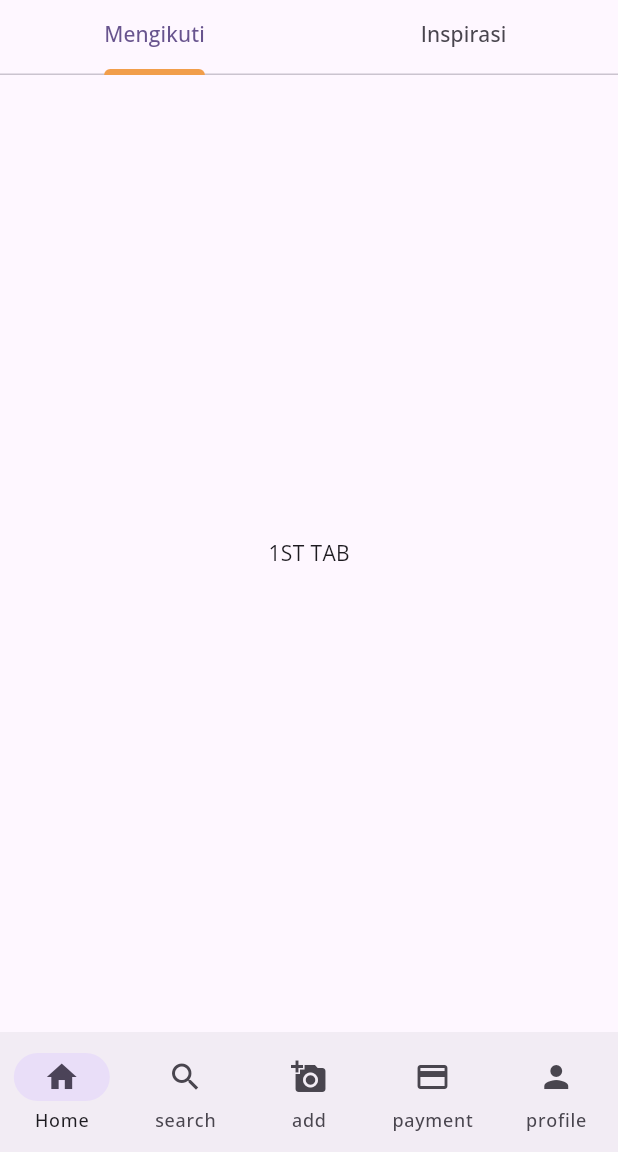
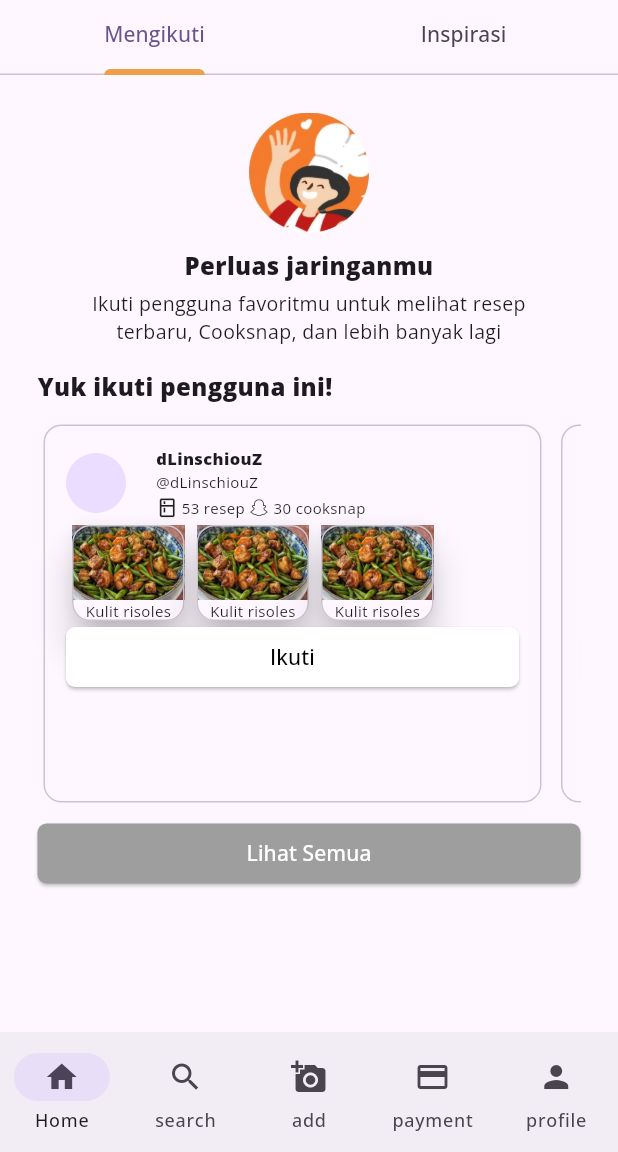
Before and after one commit to VincentChndraa/cookpad_app_flutter, a Flutter app: the screen it shows after launch, on a phone screen of 412 x 824 dp, the part 84-1236 px from its top. Run offline on Flutter 3.47's test engine with Material 3 defaults, Android fonts, the phone set to English and light mode, and no system bars; our stand-ins replace google_fonts.

Commit message:
membuat users_card dan melengkapi halaman mengikuti

```diff
--- a/lib/login_screen.dart
+++ b/lib/login_screen.dart
@@ -105,7 +105,12 @@ class _LoginScreenState extends State<LoginScreen> {
                 ),
 
                 // row ke 3
-                ButtonCustom(onPressed: _handleLogin, label: "Masuk"),
+                ButtonCustom(
+                  onPressed: _handleLogin,
+                  label: "Masuk",
+                  backgroundColor: Color.fromRGBO(241, 158, 75, 1),
+                  foregroundColor: Colors.white,
+                ),
                 const SizedBox(height: 20),
 
                 // row ke 4
--- a/lib/page/register.dart
+++ b/lib/page/register.dart
@@ -109,7 +109,12 @@ class _RegisterScreenState extends State<RegisterScreen> {
                 ),
 
                 // Section 3 - Button
-                ButtonCustom(onPressed: _handleSignUp, label: "Buat Akun")
+                ButtonCustom(
+                  onPressed: _handleSignUp,
+                  label: "Buat Akun",
+                  backgroundColor: Color.fromRGBO(241, 158, 75, 1),
+                  foregroundColor: Colors.white,
+                )
               ],
             )
           ],
--- a/lib/tabs/mengikuti_tab.dart
+++ b/lib/tabs/mengikuti_tab.dart
@@ -1,3 +1,5 @@
+import 'package:cookpad/widget/button_custom.dart';
+import 'package:cookpad/widget/users_card.dart';
 import 'package:flutter/material.dart';
 
 class FirstTab extends StatefulWidget {
@@ -10,9 +12,65 @@ class FirstTab extends StatefulWidget {
 class _FirstTabState extends State<FirstTab> {
   @override
   Widget build(BuildContext context) {
-    return Container(
+    return Padding(
+      padding: const EdgeInsets.all(25),
       child: Center(
-        child: Text('1ST TAB'),
+        child: Scaffold(
+          body: ListView(
+            children: [
+              // Section 1
+              Image.asset(
+                'assets/images/circle.png.jpeg',
+                width: 80,
+                height: 80,
+              ),
+              SizedBox(height: 10),
+
+              // Section 2
+              Padding(
+                  padding: EdgeInsets.symmetric(horizontal: 25),
+                  child: Column(
+                    children: [
+                      Text(
+                        "Perluas jaringanmu",
+                        style: TextStyle(
+                          fontSize: 16,
+                          fontWeight: FontWeight.w900,
+                        ),
+                        textAlign: TextAlign.center,
+                      ),
+                      SizedBox(height: 5),
+                      Text(
+                        "Ikuti pengguna favoritmu untuk melihat resep terbaru, Cooksnap, dan lebih banyak lagi",
+                        style: TextStyle(
+                          fontSize: 13,
+                        ),
+                        textAlign: TextAlign.center,
+                      ),
+                      SizedBox(height: 15)
+                    ],
+                  )),
+
+              // Section 3
+              Text(
+                "Yuk ikuti pengguna ini!",
+                style: TextStyle(fontSize: 16, fontWeight: FontWeight.w900),
+              ),
+              SizedBox(height: 10),
+
+              // Section 4
+              UsersCard(),
+              SizedBox(height: 10),
+
+              // Section 5
+              ButtonCustom(
+                  onPressed: () {},
+                  label: "Lihat Semua",
+                  backgroundColor: Colors.grey,
+                  foregroundColor: Colors.white)
+            ],
+          ),
+        ),
       ),
     );
   }
--- a/lib/widget/button_custom.dart
+++ b/lib/widget/button_custom.dart
@@ -3,24 +3,28 @@ import 'package:flutter/material.dart';
 class ButtonCustom extends StatelessWidget {
   final VoidCallback onPressed;
   final String label;
+  final Color backgroundColor;
+  final Color foregroundColor;
   const ButtonCustom({
     super.key,
     required this.onPressed,
     required this.label,
+    required this.backgroundColor,
+    required this.foregroundColor,
   });
 
   @override
   Widget build(BuildContext context) {
     return Center(
       child: SizedBox(
-        width: 310,
+        width: MediaQuery.of(context).size.width,
         height: 40,
         child: ElevatedButton(
           onPressed: onPressed,
           child: Text(label),
           style: ElevatedButton.styleFrom(
-            backgroundColor: Color.fromRGBO(241, 158, 75, 1),
-            foregroundColor: Colors.white,
+            backgroundColor: backgroundColor,
+            foregroundColor: foregroundColor,
             shape: RoundedRectangleBorder(
               borderRadius: BorderRadius.circular(6.0),
             ),
--- /dev/null
+++ b/lib/widget/image_card.dart
@@ -0,0 +1,17 @@
+import 'package:flutter/material.dart';
+
+class ImageCard extends StatelessWidget {
+  const ImageCard({super.key});
+
+  @override
+  Widget build(BuildContext context) {
+    return Card.outlined(
+      child: Column(
+        children: [
+          Image.asset('/assets/images/buncis.jpg'),
+          Text("Sayur Bening"),
+        ],
+      ),
+    );
+  }
+}
--- /dev/null
+++ b/lib/widget/users_card.dart
@@ -0,0 +1,146 @@
+import 'package:cookpad/widget/button_custom.dart';
+import 'package:flutter/material.dart';
+
+class UsersCard extends StatefulWidget {
+  const UsersCard({Key? key});
+
+  @override
+  State<UsersCard> createState() => _UsersCardState();
+}
+
+class _UsersCardState extends State<UsersCard> {
+  List<Map<String, dynamic>> myList = [
+    {
+      "name": "dLinschiouZ",
+      "username": "@dLinschiouZ",
+      "jumlah_resep": "53 resep",
+      "jumlah_cooksnap": "30 cooksnap",
+      "resep_makanan": ["Kulit risoles", "Kulit risoles", "Kulit risoles"],
+    },
+    {
+      "name": "Feyra Yuniar",
+      "username": "@cook_15373316",
+      "jumlah_resep": "4 resep",
+      "jumlah_cooksnap": "149 cooksnap",
+      "resep_makanan": [
+        "Mie jagung goreng",
+        "Tauco Puyuh Campur",
+        "Donat simpel no mixer"
+      ],
+    }
+  ];
+
+  @override
+  Widget build(BuildContext context) {
+    return SizedBox(
+      // width: 400,
+      height: 260,
+      child: ListView.separated(
+        scrollDirection: Axis.horizontal,
+        itemCount: myList.length,
+        itemBuilder: (context, index) {
+          Map<String, dynamic> userData = myList[index];
+          List myRecipes = userData['resep_makanan'];
+          return Card.outlined(
+            margin: EdgeInsets.all(4),
+            // color: Colors.blue,
+            child: Container(
+              width: MediaQuery.of(context).size.width - 2 * (20 + 15 + 2 * 10),
+              margin: EdgeInsets.all(15),
+              child: Column(
+                crossAxisAlignment: CrossAxisAlignment.start,
+                children: [
+                  Row(
+                    children: [
+                      CircleAvatar(),
+                      SizedBox(width: 20),
+                      Column(
+                        crossAxisAlignment: CrossAxisAlignment.start,
+                        children: [
+                          Text(
+                            userData['name'],
+                            style: TextStyle(
+                              fontWeight: FontWeight.w900,
+                              fontSize: 11,
+                            ),
+                          ),
+                          Text(
+                            userData['username'],
+                            style: TextStyle(fontSize: 10),
+                          ),
+                          SizedBox(height: 3),
+                          Row(
+                            children: [
+                              Icon(
+                                Icons.kitchen_outlined,
+                                size: 15,
+                              ),
+                              SizedBox(width: 2),
+                              Text(
+                                userData['jumlah_resep'],
+                                style: TextStyle(fontSize: 10),
+                              ),
+                              SizedBox(width: 2),
+                              Icon(Icons.snapchat_outlined, size: 15),
+                              SizedBox(width: 2),
+                              Text(
+                                userData['jumlah_cooksnap'],
+                                style: TextStyle(fontSize: 10),
+                              )
+                            ],
+                          )
+                        ],
+                      )
+                    ],
+                  ),
+
+                  // Row ke 2
+                  SingleChildScrollView(
+                    scrollDirection: Axis.horizontal,
+                    child: Row(
+                      mainAxisAlignment: MainAxisAlignment.start,
+                      children: myRecipes.map((recipeTitle) {
+                        return Card.outlined(
+                          elevation: 10,
+                          child: Column(
+                            children: [
+                              Container(
+                                height: 50,
+                                width: 75,
+                                child: Image.asset(
+                                  'assets/images/buncis.jpg',
+                                  fit: BoxFit.cover,
+                                ),
+                              ),
+                              Container(
+                                child: Text(
+                                  recipeTitle,
+                                  style: TextStyle(fontSize: 10),
+                                ),
+                              ),
+                            ],
+                          ),
+                        );
+                      }).toList(),
+                    ),
+                  ),
+
+                  // Row ke 3
+                  ButtonCustom(
+                    onPressed: () {},
+                    label: "Ikuti",
+                    backgroundColor: Colors.white,
+                    foregroundColor: Colors.black,
+                  )
+                ],
+              ),
+            ),
+          );
+        },
+        separatorBuilder: (BuildContext context, int index) {
+          return SizedBox(width: 5);
+        },
+      ),
+    );
+  }
+}
```
Also changed, not shown: assets/images/circle.png.jpeg (added).
